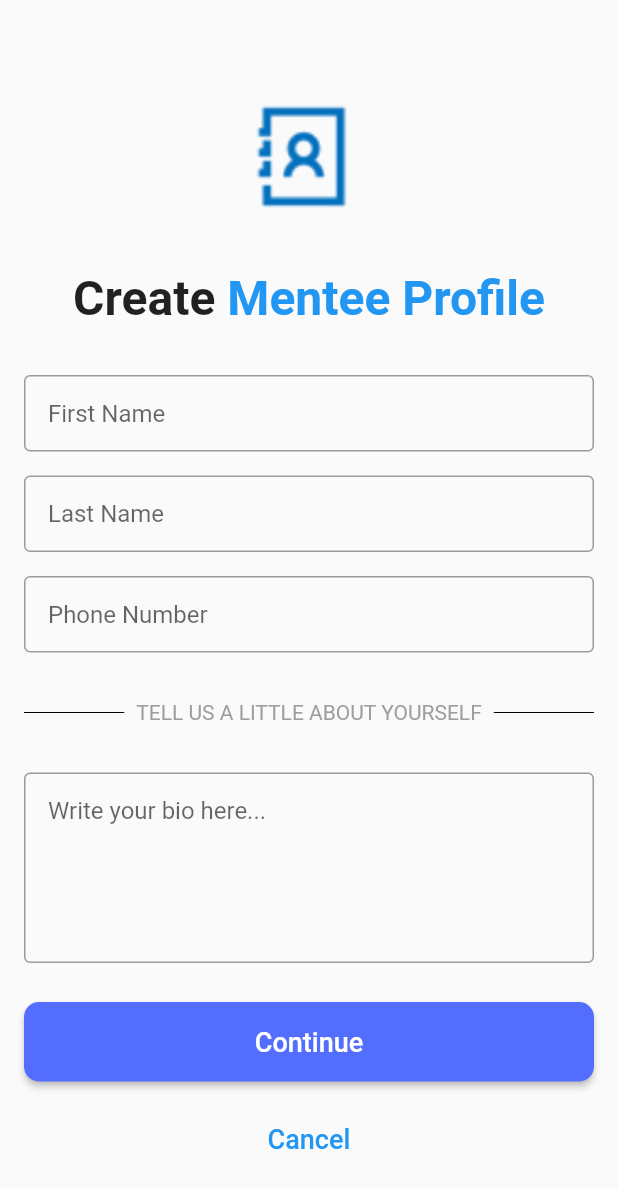
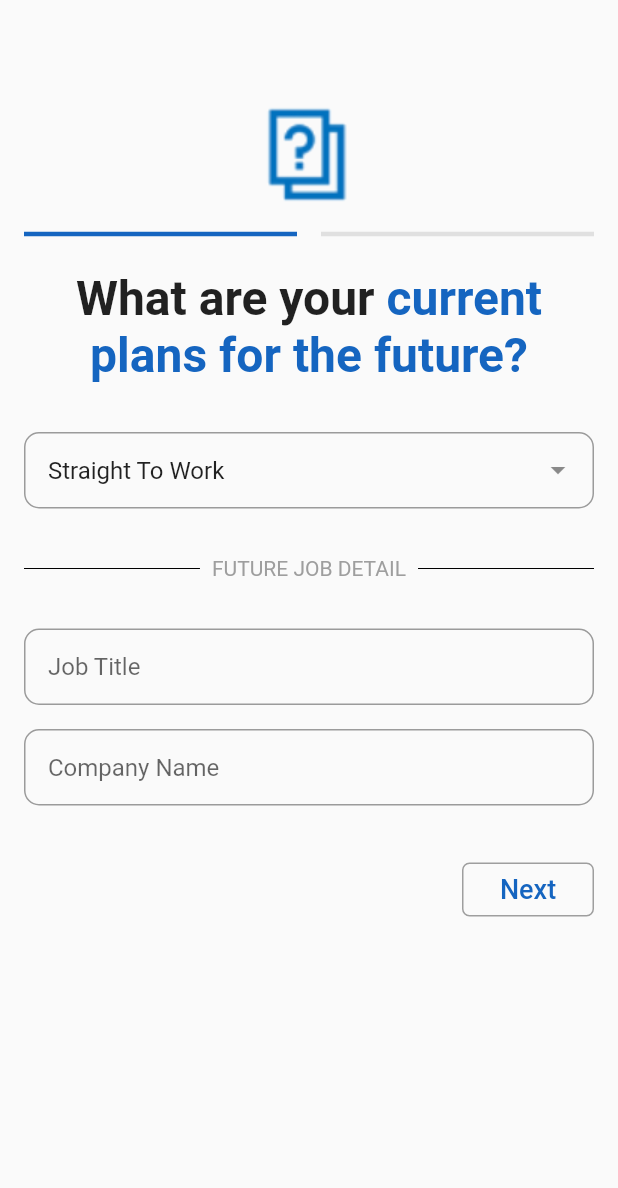
Before and after one commit to theapphideaway/spencer_demo, a Flutter app: the CreateMentee screen opened directly, after a tap on "Continue", on a phone screen of 412 x 824 dp. Shown: the top 1188 px of the screen. Run offline on Flutter 3.47's test engine with Material 2 defaults, Android fonts, the light colour scheme and no system bars.

Commit message:
Added mentee questionaire

```diff
--- a/lib/CreateMentee.dart
+++ b/lib/CreateMentee.dart
@@ -1,6 +1,7 @@
 import 'package:flutter/cupertino.dart';
 import 'package:flutter/material.dart';
 
+import 'MenteeQuestionaire.dart';
 import 'SignUp.dart';
 
 class CreateMentee extends StatefulWidget {
@@ -8,6 +9,7 @@ class CreateMentee extends StatefulWidget {
 }
 
 class CreateMenteeState extends State<CreateMentee> {
+
   @override
   Widget build(BuildContext context) {
     return Scaffold(
@@ -129,7 +131,7 @@ class CreateMenteeState extends State<CreateMentee> {
                   borderRadius: new BorderRadius.circular(10.0)),
               padding: EdgeInsets.all(16),
               color: Colors.indigoAccent,
-              onPressed: () => {},
+              onPressed: _next,
               child: Text(
                 "Continue",
                 style: TextStyle(
@@ -145,7 +147,7 @@ class CreateMenteeState extends State<CreateMentee> {
               borderRadius: new BorderRadius.circular(10.0)),
           padding: EdgeInsets.all(16),
           color: Colors.transparent,
-          onPressed: () => {Navigator.pop(context)},
+          onPressed: _next,
           child: Text(
             "Cancel",
             style: TextStyle(
@@ -158,7 +160,7 @@ class CreateMenteeState extends State<CreateMentee> {
     )))));
   }
 
-  onSignUp() {
-    Navigator.push(context, MaterialPageRoute(builder: (context) => SignUp()));
+  _next() {
+    Navigator.push(context, MaterialPageRoute(builder: (context) => MenteeQuestionaire()));
   }
 }
--- /dev/null
+++ b/lib/MenteeQuestionaire.dart
@@ -0,0 +1,254 @@
+import 'package:flutter/cupertino.dart';
+import 'package:flutter/material.dart';
+
+import 'MenteePlans.dart';
+import 'SignUp.dart';
+
+class MenteeQuestionaire extends StatefulWidget {
+  MenteeQuestionaireState createState() => MenteeQuestionaireState();
+}
+
+class MenteeQuestionaireState extends State<MenteeQuestionaire> {
+  TextEditingController planController = new TextEditingController();
+  bool isWork = true;
+  bool isSchool = false;
+  bool isMilitary = false;
+  @override
+  void initState() {
+    planController.text = "Straight To Work";
+    super.initState();
+  }
+
+  @override
+  Widget build(BuildContext context) {
+    return Scaffold(
+        body: SafeArea(
+            child: SingleChildScrollView(
+                child: Container(
+                    child: Column(
+      children: <Widget>[
+        Center(
+            child: Padding(
+          padding: EdgeInsets.only(
+            left: 16,
+            top: 64,
+            right: 16,
+          ),
+          child: Image.asset('assets/QuestionIcon.png'),
+        )),
+        new Row(
+          children: <Widget>[
+            new Expanded(
+              child: new Padding(
+                  padding: EdgeInsets.only(left: 16, right: 8),
+                  child: Divider(
+                    thickness: 3,
+                    color: Colors.blue[800],
+                  )),
+            ),
+            new Expanded(
+              child: new Padding(
+                  padding: EdgeInsets.only(left: 8, right: 16),
+                  child: Divider(
+                    thickness: 3,
+                    color: Colors.grey[300],
+                  )),
+            )
+          ],
+        ),
+        Padding(
+          padding: EdgeInsets.only(top: 16),
+          child: Row(
+            children: <Widget>[
+              Expanded(
+                child: Container(),
+              ),
+              Text("What are your ",
+                  style: TextStyle(fontSize: 32, fontWeight: FontWeight.bold)),
+              Text("current",
+                  style: TextStyle(
+                      color: Colors.blue[800],
+                      fontSize: 32,
+                      fontWeight: FontWeight.bold)),
+              Expanded(
+                child: Container(),
+              ),
+            ],
+          ),
+        ),
+        Text("plans for the future?",
+            style: TextStyle(
+                color: Colors.blue[800],
+                fontSize: 32,
+                fontWeight: FontWeight.bold)),
+        Container(
+          height: 500,
+          width: double.infinity,
+          child: PageView.builder(
+            physics: new NeverScrollableScrollPhysics(),
+            itemBuilder: (context, position) {
+              return PageView(
+                physics: new NeverScrollableScrollPhysics(),
+                children: <Widget>[
+                  Container(
+                    child: Column(
+                      children: <Widget>[
+                        Padding(
+                          padding: EdgeInsets.only(
+                            left: 16,
+                            top: 32,
+                            right: 16,
+                          ),
+                          child: TextFormField(
+                            onTap: menteePlans,
+                            controller: planController,
+                            decoration: InputDecoration(
+                                contentPadding: EdgeInsets.all(16),
+                                suffixIcon: Icon(Icons.arrow_drop_down),
+                                border: OutlineInputBorder(
+                                    borderRadius: BorderRadius.circular(10))),
+                          ),
+                        ),
+                        Column(
+                          children: <Widget>[
+                            Padding(
+                              padding: EdgeInsets.symmetric(vertical: 32),
+                              child: new Row(
+                                children: <Widget>[
+                                  new Expanded(
+                                    child: new Padding(
+                                        padding:
+                                            EdgeInsets.only(left: 16, right: 8),
+                                        child: Divider(
+                                          color: Colors.black,
+                                        )),
+                                  ),
+                                  new Text(
+                                    isWork? "FUTURE JOB DETAIL": isSchool? "WHERE WOULD YOU LIKE TO GO?": isMilitary? "WHAT BRANCH AND OCCUPATION?": "",
+                                    style: TextStyle(
+                                      color: Colors.grey,
+                                    ),
+                                  ),
+                                  new Expanded(
+                                    child: new Padding(
+                                        padding:
+                                            EdgeInsets.only(left: 8, right: 16),
+                                        child: Divider(
+                                          color: Colors.black,
+                                        )),
+                                  ),
+                                ],
+                              ),
+                            ),
+                            Padding(
+                              padding: EdgeInsets.only(
+                                left: 16,
+                                right: 16,
+                              ),
+                              child: TextField(
+                                decoration: InputDecoration(
+                                    contentPadding: EdgeInsets.all(16),
+                                    hintText: isWork?"Job Title": isSchool? "School Name": isMilitary? "Branch":"",
+                                    border: OutlineInputBorder(
+                                      borderRadius: BorderRadius.circular(10)
+                                    )),
+                              ),
+                            ),
+                            Padding(
+                              padding: EdgeInsets.all(16),
+                              child: TextField(
+                                obscureText: true,
+                                decoration: InputDecoration(
+                                  contentPadding: EdgeInsets.all(16),
+                                  hintText: isWork? "Company Name": isSchool? "School Major": isMilitary? "Military Occupation":"",
+                                  border: OutlineInputBorder(
+                                      borderRadius: BorderRadius.circular(10)
+                                  ),
+                                ),
+                              ),
+                            ),
+                            Align(
+                                alignment: Alignment.bottomRight,
+                                child: Padding(
+                                    padding: EdgeInsets.all(16),
+                                    child: Container(
+                                        child: FlatButton(
+                                      shape: RoundedRectangleBorder(
+                                          side: BorderSide(
+                                              color: Colors.grey,
+                                              width: 1,
+                                              style: BorderStyle.solid),
+                                          borderRadius:
+                                              BorderRadius.circular(5)),
+                                      child: Text(
+                                        "Next",
+                                        style: TextStyle(
+                                            color: Colors.blue[800],
+                                            fontSize: 18),
+                                      ),
+                                    )))),
+                          ],
+
+                        ),
+
+                      ],
+                    ),
+                  ),
+                  Container(
+                    color: Colors.blue,
+                  ),
+                ],
+              );
+            },
+          ),
+        ),
+      ],
+    )))));
+  }
+
+  menteePlans() async {
+    final type = await Navigator.of(context).push(PageRouteBuilder(
+      opaque: false,
+      pageBuilder: (BuildContext context, Animation<double> animation,
+          Animation<double> secondaryAnimation) {
+        return IncidentTypes();
+      },
+      transitionsBuilder: (BuildContext context, Animation<double> animation,
+          Animation<double> secondaryAnimation, Widget child) {
+        return SlideTransition(
+          position: Tween<Offset>(
+            begin: const Offset(0, 1),
+            end: Offset.zero,
+          ).animate(animation),
+          child: child,
+        );
+      },
+    ));
+    if(type == "Straight To Work") setState(() {
+      isWork = true;
+      isSchool = false;
+      isMilitary = false;
+    });
+    if(type == "Trade School" || type == "College") setState(() {
+      isSchool = true;
+      isWork = false;
+      isMilitary = false;
+    });
+    if(type == "Military" ) setState(() {
+      isMilitary = true;
+      isSchool = false;
+      isWork = false;
+    });
+    setState(() {
+      planController.text = type;
+    });
+  }
+
+  onNext(){
+
+  }
+
+  onSignUp() {
+    Navigator.push(context, MaterialPageRoute(builder: (context) => SignUp()));
+  }
+}
```
Also changed, not shown: lib/MenteePlans.dart (added, +58 -0 lines).
